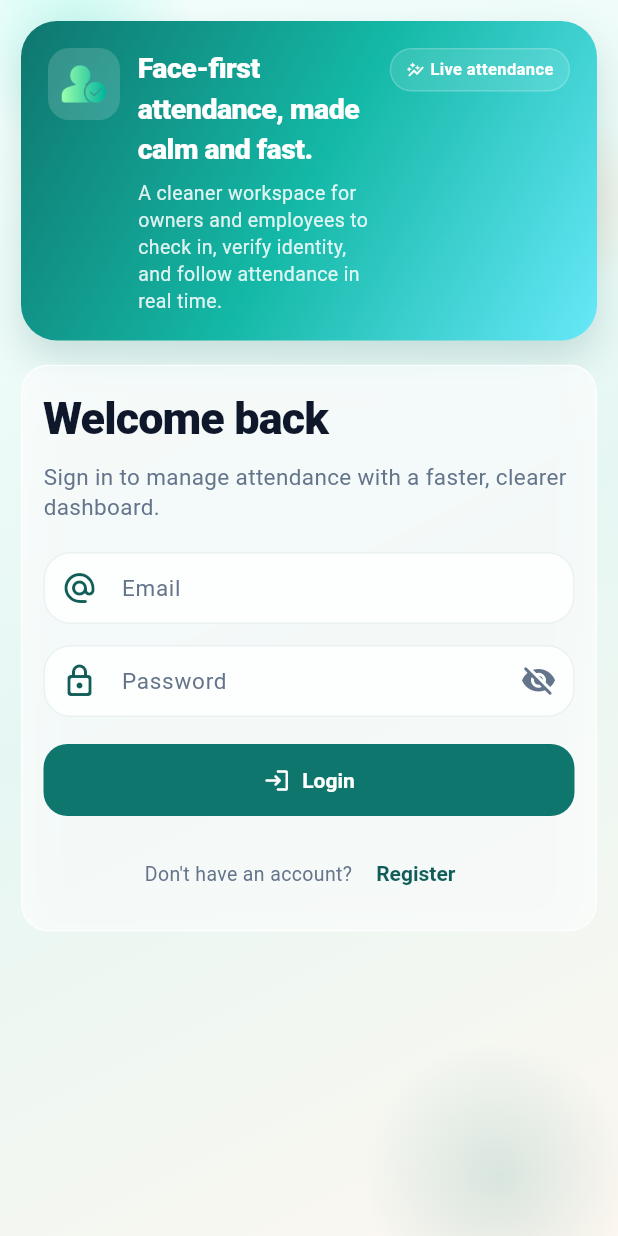
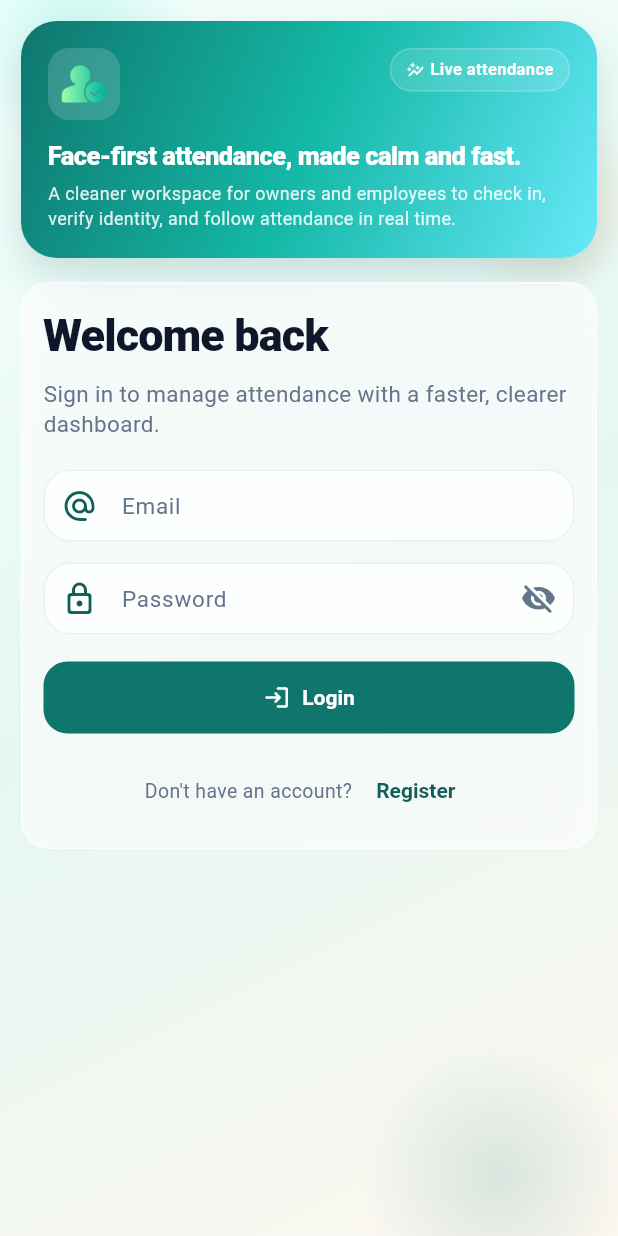
Before and after one commit to tharun-1605/attend_app_fluter, a Flutter app: the screen it shows after launch, on a phone screen of 412 x 824 dp. Run offline on Flutter 3.47's test engine with Material 3 defaults, Android fonts, the phone set to English and light mode, and no system bars; our stand-ins replace camera, cloud_firestore, firebase_auth, firebase_core, firebase_storage, flutter_local_notifications and 2 more; missing offline and left inert: google_mlkit_face_detection; accounts and stored records are empty.

Commit message:
fixed ui bug

```diff
--- a/attendance_app/lib/widgets/modern_ui.dart
+++ b/attendance_app/lib/widgets/modern_ui.dart
@@ -238,7 +238,52 @@ class HeroBanner extends StatelessWidget {
 
   @override
   Widget build(BuildContext context) {
-    final isCompact = MediaQuery.sizeOf(context).width < 600;
+    final width = MediaQuery.sizeOf(context).width;
+    final isCompact = width < 600;
+    final isNarrowPhone = width < 420;
+    final defaultLeading = leading ??
+        Container(
+          height: isCompact ? 48 : 56,
+          width: isCompact ? 48 : 56,
+          decoration: BoxDecoration(
+            color: Colors.white.withValues(alpha: 0.16),
+            borderRadius: BorderRadius.circular(isCompact ? 14 : 18),
+          ),
+          child: Icon(
+            icon,
+            color: Colors.white,
+            size: isCompact ? 22 : 28,
+          ),
+        );
+
+    final textBlock = Column(
+      crossAxisAlignment: CrossAxisAlignment.start,
+      children: [
+        Text(
+          title,
+          maxLines: isNarrowPhone ? 4 : null,
+          overflow: TextOverflow.visible,
+          style: AppTheme.headingMedium.copyWith(
+            color: Colors.white,
+            fontSize: isNarrowPhone
+                ? 17
+                : isCompact
+                    ? 19
+                    : AppTheme.headingMedium.fontSize,
+            height: isNarrowPhone ? 1.15 : null,
+          ),
+        ),
+        SizedBox(height: isCompact ? 6 : 8),
+        Text(
+          subtitle,
+          style: AppTheme.bodyMedium.copyWith(
+            color: Colors.white.withValues(alpha: 0.86),
+            fontSize: isNarrowPhone ? 12 : null,
+          ),
+        ),
+      ],
+    );
+
     return Container(
       padding: EdgeInsets.all(isCompact ? 18 : 24),
       decoration: BoxDecoration(
@@ -252,48 +297,51 @@ class HeroBanner extends StatelessWidget {
           ),
         ],
       ),
-      child: Row(
+      child: isNarrowPhone
+          ? Column(
               crossAxisAlignment: CrossAxisAlignment.start,
               children: [
-          leading ??
-              Container(
-                height: isCompact ? 48 : 56,
-                width: isCompact ? 48 : 56,
-                decoration: BoxDecoration(
-                  color: Colors.white.withValues(alpha: 0.16),
-                  borderRadius: BorderRadius.circular(isCompact ? 14 : 18),
-                ),
-                child: Icon(
-                  icon,
-                  color: Colors.white,
-                  size: isCompact ? 22 : 28,
-                ),
-              ),
-          SizedBox(width: isCompact ? 12 : 16),
-          Expanded(
-            child: Column(
+                Row(
                   crossAxisAlignment: CrossAxisAlignment.start,
                   children: [
-                Text(
-                  title,
-                  style: AppTheme.headingMedium.copyWith(
-                    color: Colors.white,
-                    fontSize: isCompact ? 19 : AppTheme.headingMedium.fontSize,
+                    defaultLeading,
+                    if (trailing != null) ...[
+                      const SizedBox(width: 10),
+                      Expanded(
+                        child: Align(
+                          alignment: Alignment.topRight,
+                          child: FittedBox(
+                            fit: BoxFit.scaleDown,
+                            alignment: Alignment.centerRight,
+                            child: trailing!,
                           ),
-                ),
-                SizedBox(height: isCompact ? 6 : 8),
-                Text(
-                  subtitle,
-                  style: AppTheme.bodyMedium.copyWith(
-                    color: Colors.white.withValues(alpha: 0.86),
                         ),
                       ),
                     ],
+                  ],
+                ),
+                const SizedBox(height: 14),
+                textBlock,
+              ],
+            )
+          : Row(
+              crossAxisAlignment: CrossAxisAlignment.start,
+              children: [
+                defaultLeading,
+                SizedBox(width: isCompact ? 12 : 16),
+                Expanded(child: textBlock),
+                if (trailing != null) ...[
+                  SizedBox(width: isCompact ? 8 : 12),
+                  Flexible(
+                    child: Align(
+                      alignment: Alignment.topRight,
+                      child: FittedBox(
+                        fit: BoxFit.scaleDown,
+                        alignment: Alignment.centerRight,
+                        child: trailing!,
                       ),
                     ),
-          if (trailing != null) ...[
-            SizedBox(width: isCompact ? 8 : 12),
-            trailing!,
+                  ),
                 ],
               ],
             ),
```
Lines whose indentation alone changed are shown as unchanged.
